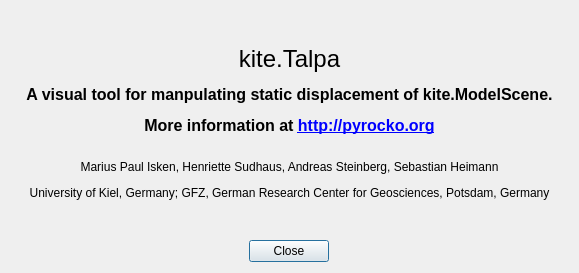
This is src/talpa/res/about.ui in pyrocko/kite as Qt 5 draws it before an edit. The edited form follows.
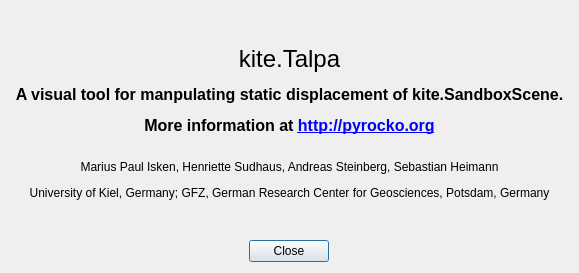
This is the edited form.

Diff of the .ui file:
```diff
--- a/src/talpa/res/about.ui
+++ b/src/talpa/res/about.ui
@@ -17,7 +17,7 @@
    <item>
     <widget class="QLabel" name="label">
      <property name="text">
-      <string>&lt;html&gt;&lt;head/&gt;&lt;body&gt;&lt;p align=&quot;center&quot;&gt;&lt;span style=&quot; font-family:'mono'; font-size:18pt;&quot;&gt;kite.Talpa&lt;/span&gt;&lt;/p&gt;&lt;p align=&quot;center&quot;&gt;&lt;span style=&quot; font-size:12pt; font-weight:600;&quot;&gt;A visual tool for manpulating static displacement of &lt;/span&gt;&lt;span style=&quot; font-family:'mono'; font-size:12pt; font-weight:600;&quot;&gt;kite.ModelScene&lt;/span&gt;&lt;span style=&quot; font-size:12pt; font-weight:600;&quot;&gt;.&lt;/span&gt;&lt;/p&gt;&lt;p align=&quot;center&quot;&gt;&lt;span style=&quot; font-size:12pt; font-weight:600;&quot;&gt;More information at &lt;/span&gt;&lt;a href=&quot;http://pyrocko.org&quot;&gt;&lt;span style=&quot; font-size:12pt; font-weight:600; text-decoration: underline; color:#0000ff;&quot;&gt;http://pyrocko.org&lt;/span&gt;&lt;/a&gt;&lt;br/&gt;&lt;/p&gt;&lt;p align=&quot;center&quot;&gt;Marius Paul Isken, Henriette Sudhaus, Andreas Steinberg, Sebastian Heimann&lt;/p&gt;&lt;p align=&quot;center&quot;&gt;University of Kiel, Germany; GFZ, German Research Center for Geosciences, Potsdam, Germany&lt;/p&gt;&lt;/body&gt;&lt;/html&gt;</string>
+      <string>&lt;html&gt;&lt;head/&gt;&lt;body&gt;&lt;p align=&quot;center&quot;&gt;&lt;span style=&quot; font-family:'mono'; font-size:18pt;&quot;&gt;kite.Talpa&lt;/span&gt;&lt;/p&gt;&lt;p align=&quot;center&quot;&gt;&lt;span style=&quot; font-size:12pt; font-weight:600;&quot;&gt;A visual tool for manpulating static displacement of &lt;/span&gt;&lt;span style=&quot; font-family:'mono'; font-size:12pt; font-weight:600;&quot;&gt;kite.SandboxScene&lt;/span&gt;&lt;span style=&quot; font-size:12pt; font-weight:600;&quot;&gt;.&lt;/span&gt;&lt;/p&gt;&lt;p align=&quot;center&quot;&gt;&lt;span style=&quot; font-size:12pt; font-weight:600;&quot;&gt;More information at &lt;/span&gt;&lt;a href=&quot;http://pyrocko.org&quot;&gt;&lt;span style=&quot; font-size:12pt; font-weight:600; text-decoration: underline; color:#0000ff;&quot;&gt;http://pyrocko.org&lt;/span&gt;&lt;/a&gt;&lt;br/&gt;&lt;/p&gt;&lt;p align=&quot;center&quot;&gt;Marius Paul Isken, Henriette Sudhaus, Andreas Steinberg, Sebastian Heimann&lt;/p&gt;&lt;p align=&quot;center&quot;&gt;University of Kiel, Germany; GFZ, German Research Center for Geosciences, Potsdam, Germany&lt;/p&gt;&lt;/body&gt;&lt;/html&gt;</string>
      </property>
      <property name="scaledContents">
       <bool>false</bool>
```
